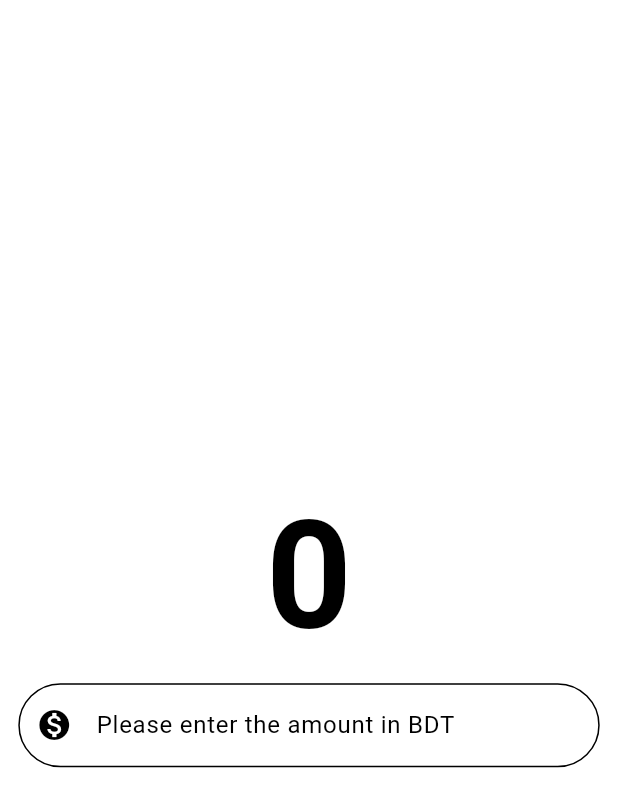
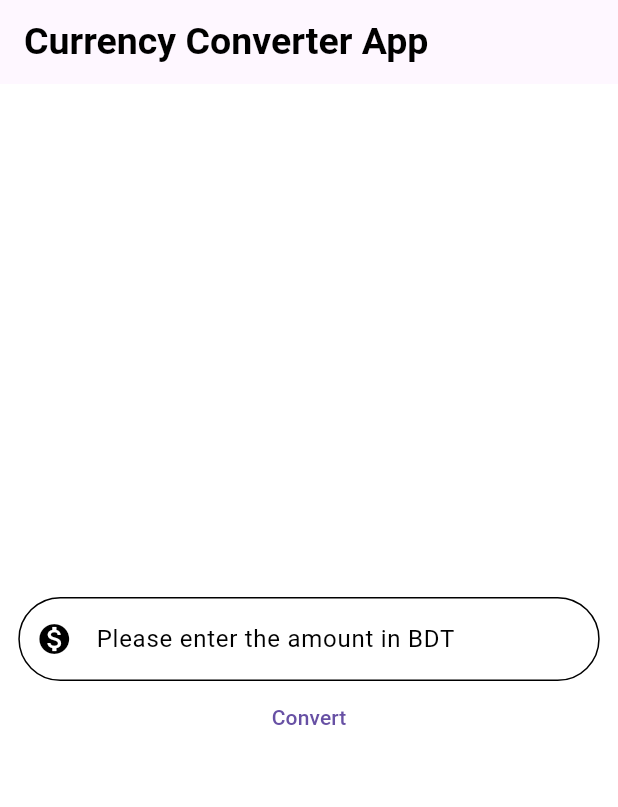
Before and after one commit to meherab-hossen-developer/flutter_yt, a Flutter app: the screen it shows after launch, on a phone screen of 412 x 824 dp. Shown: the top 807 px of the screen. Run offline on Flutter 3.47's test engine with Material 3 defaults, Android fonts, the phone set to English and light mode, and no system bars.

Commit message:
TextBtton

```diff
--- a/analysis_options.yaml
+++ b/analysis_options.yaml
@@ -21,7 +21,7 @@ linter:
   # `// ignore_for_file: name_of_lint` syntax on the line or in the file
   # producing the lint.
   rules:
-    # avoid_print: false  # Uncomment to disable the `avoid_print` rule
+     avoid_print: false  # Uncomment to disable the `avoid_print` rule
     # prefer_single_quotes: true  # Uncomment to enable the `prefer_single_quotes` rule
 
 # Additional information about this file can be found at
--- a/lib/currency-converter.dart
+++ b/lib/currency-converter.dart
@@ -19,18 +19,21 @@ class CurrencyConverter extends StatelessWidget {
 
     return MaterialApp(
       home: Scaffold(
+        appBar: AppBar(
+          title: Text('Currency Converter App',
+            style: TextStyle(
+              fontSize: 25,
+              color: Colors.black,
+              fontWeight: FontWeight.w700,
+            ),
+          ),
+        ),
         backgroundColor: Colors.white,
         body: Center(
           child: Column(
             mainAxisAlignment: MainAxisAlignment.center,
             children: [
-              Text('0',
-              style: TextStyle(
-                fontSize: 100,
-                color: Colors.black,
-                fontWeight: FontWeight.w700,
-              ),
-              ),
+              SizedBox(height: 20,),
               Padding(
                 padding: const EdgeInsets.only(left: 12.2, right: 12.2),
                 child: TextField(
@@ -52,6 +55,13 @@ class CurrencyConverter extends StatelessWidget {
                   keyboardType: TextInputType.number,
                 ),
               ),
+              TextButton(onPressed: () {
+                //debug mode: testing applications, building features
+                //release mode: how will app look like and production
+                //profile mode: run the app in release mode but also give error messages as like debug mode
+                print('Convert button pressed');
+              }, child: Text('Convert'),
+              ),
             ],
           ),
         ),
```
